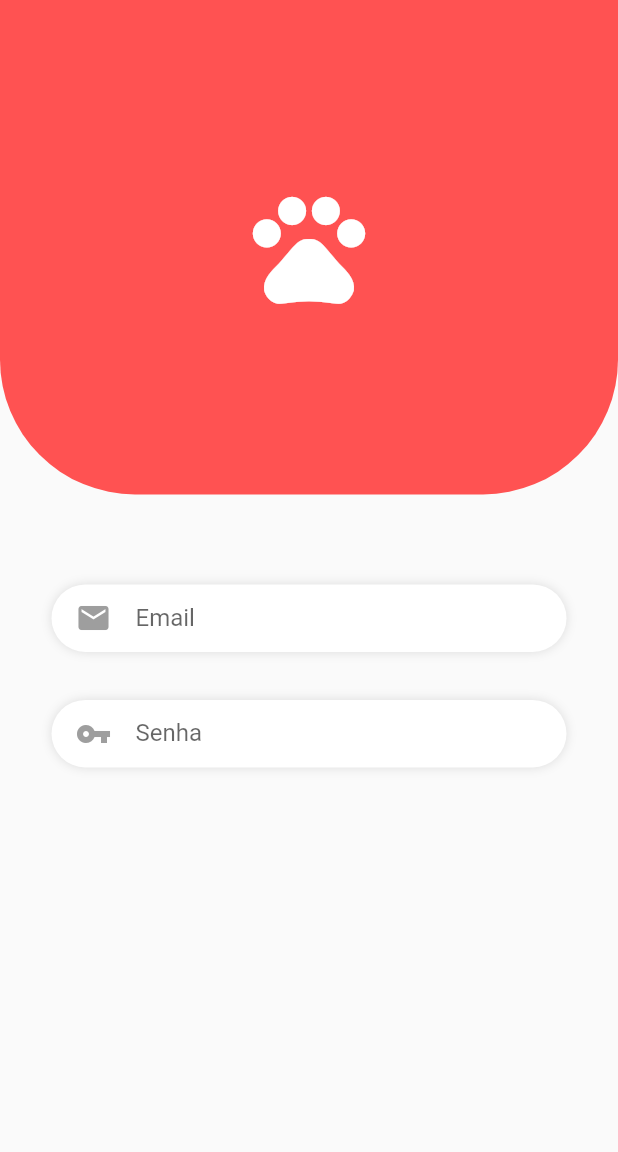
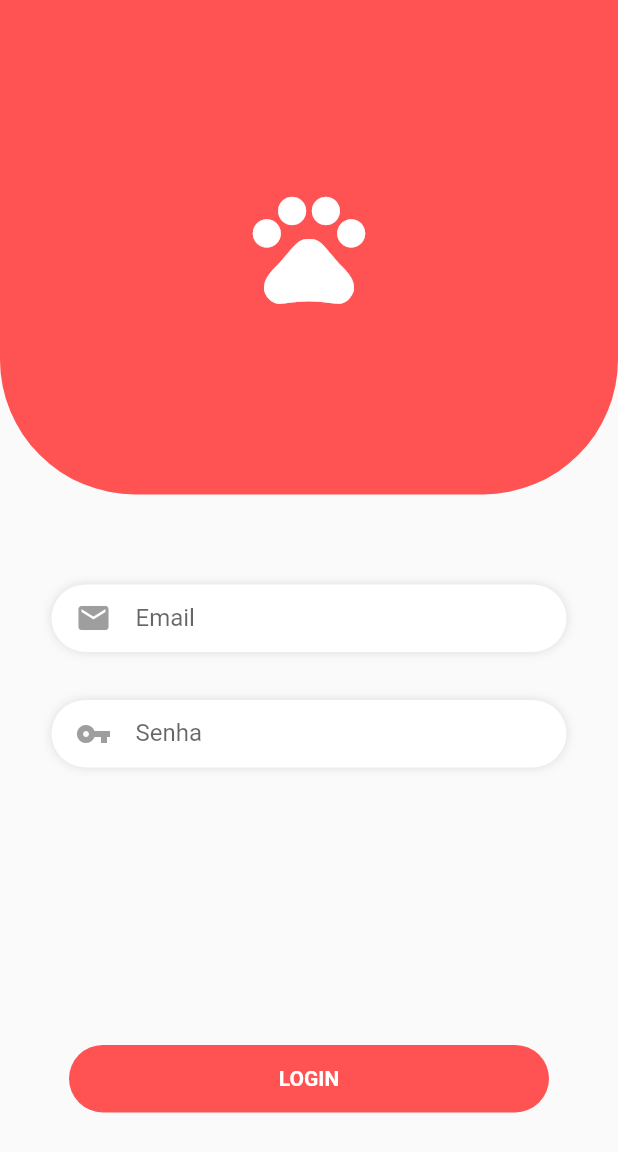
Before and after one commit to MartinsMessias/lifepet-dart-flutter, a Flutter app: the screen it shows after launch, on a phone screen of 412 x 824 dp. Shown: the top 1152 px of the screen. Run offline on Flutter 3.47's test engine with Material 2 defaults, Android fonts, the phone set to English and light mode, and no system bars; our stand-ins replace google_fonts.

Commit message:
Tela de login animação de login

```diff
--- a/lib/screens/login_screen.dart
+++ b/lib/screens/login_screen.dart
@@ -1,11 +1,41 @@
 import 'package:flutter/material.dart';
+import 'package:lifepetapp/screens/home_screen.dart';
+import 'package:lifepetapp/widgets/botao_animado.dart';
 
 class LoginScreen extends StatefulWidget {
   @override
   _LoginScreenState createState() => _LoginScreenState();
 }
 
-class _LoginScreenState extends State<LoginScreen> {
+class _LoginScreenState extends State<LoginScreen> with SingleTickerProviderStateMixin {
+
+  AnimationController _animationController;
+
+  @override
+  void initState() {
+    super.initState();
+    _animationController = AnimationController(
+        vsync: this,
+        duration: Duration(seconds: 2)
+    );
+    _animationController.addStatusListener((status) {
+      if (status == AnimationStatus.completed){
+        Navigator.of(context).pushReplacement(
+          MaterialPageRoute(
+            builder: (_) => HomeScreen(),
+          )
+        );
+      }
+    });
+  }
+
+
+  @override
+  void dispose() {
+    super.dispose();
+    _animationController.dispose();
+  }
+
   @override
   Widget build(BuildContext context) {
     return Scaffold(
@@ -95,7 +125,8 @@ class _LoginScreenState extends State<LoginScreen> {
                       ),
                     ),
                   ],
-                )
+                ),
+                BotaoAnimado(controller: _animationController,),
               ],
             )
           ],
--- /dev/null
+++ b/lib/widgets/botao_animado.dart
@@ -0,0 +1,63 @@
+import 'package:flutter/material.dart';
+
+class BotaoAnimado extends StatelessWidget {
+  final AnimationController controller;
+
+  BotaoAnimado({this.controller})
+      : diminuirBotao = Tween(
+          begin: 320.0,
+          end: 45.0,
+        ).animate(new CurvedAnimation(
+            parent: controller, curve: Interval(0.0, 0.150, curve: Curves.fastOutSlowIn))),
+        crescerBotao = Tween(begin: 45.0, end: 1000.0).animate(new CurvedAnimation(
+            parent: controller,
+            curve: Interval(0.5, 1, curve: Curves.linearToEaseOut)));
+
+  final Animation<double> diminuirBotao;
+  final Animation<double> crescerBotao;
+
+  Widget _construirAnimacao(BuildContext context, Widget child) {
+    return InkWell(
+      onTap: () {
+        controller.forward();
+      },
+      child: crescerBotao.value <= 45  ? Container(
+        height: 45,
+        width: diminuirBotao.value,
+        decoration: BoxDecoration(
+            color: Colors.redAccent,
+            borderRadius: BorderRadius.all(Radius.circular(50))),
+        child: Center(
+          child: _conteudoBotao(context),
+        ),
+      ) : Container(
+        width: crescerBotao.value,
+        height: crescerBotao.value,
+        decoration: BoxDecoration(
+          color: Colors.redAccent,
+          shape: crescerBotao.value < 500 ? BoxShape.circle : BoxShape.rectangle
+        ),
+      ),
+    );
+  }
+
+  Widget _conteudoBotao(BuildContext context) {
+    if (diminuirBotao.value > 55) {
+      return Text('Login'.toUpperCase(),
+          style: TextStyle(color: Colors.white, fontWeight: FontWeight.bold));
+    } else {
+      return CircularProgressIndicator(
+        valueColor: AlwaysStoppedAnimation<Color>(Colors.white),
+        strokeWidth: 1.0,
+      );
+    }
+  }
+
+  @override
+  Widget build(BuildContext context) {
+    return AnimatedBuilder(
+      builder: _construirAnimacao,
+      animation: controller,
+    );
+  }
+}
```
